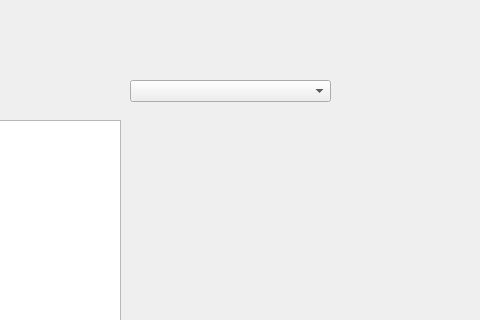
Above: CS1D-Basketball-master/Basketball/uTeams.ui from moetaei/CS1D-Basketball before the change; both pictures show x 440 to 920 and y 0 to 320 of the 1200 by 640 pixel window. Below: the same form after it.
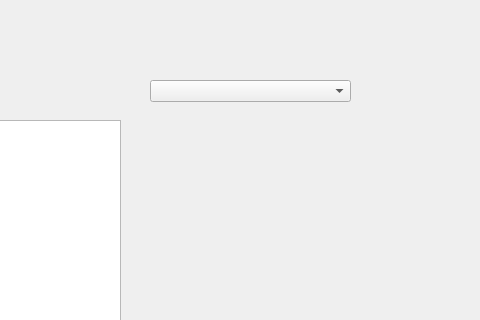
That is the form after the change.

The edit to the form file:
```diff
--- a/CS1D-Basketball-master/Basketball/uTeams.ui
+++ b/CS1D-Basketball-master/Basketball/uTeams.ui
@@ -26,7 +26,7 @@
   <widget class="QComboBox" name="comboBox">
    <property name="geometry">
     <rect>
-     <x>570</x>
+     <x>590</x>
      <y>80</y>
      <width>201</width>
      <height>22</height>
```
